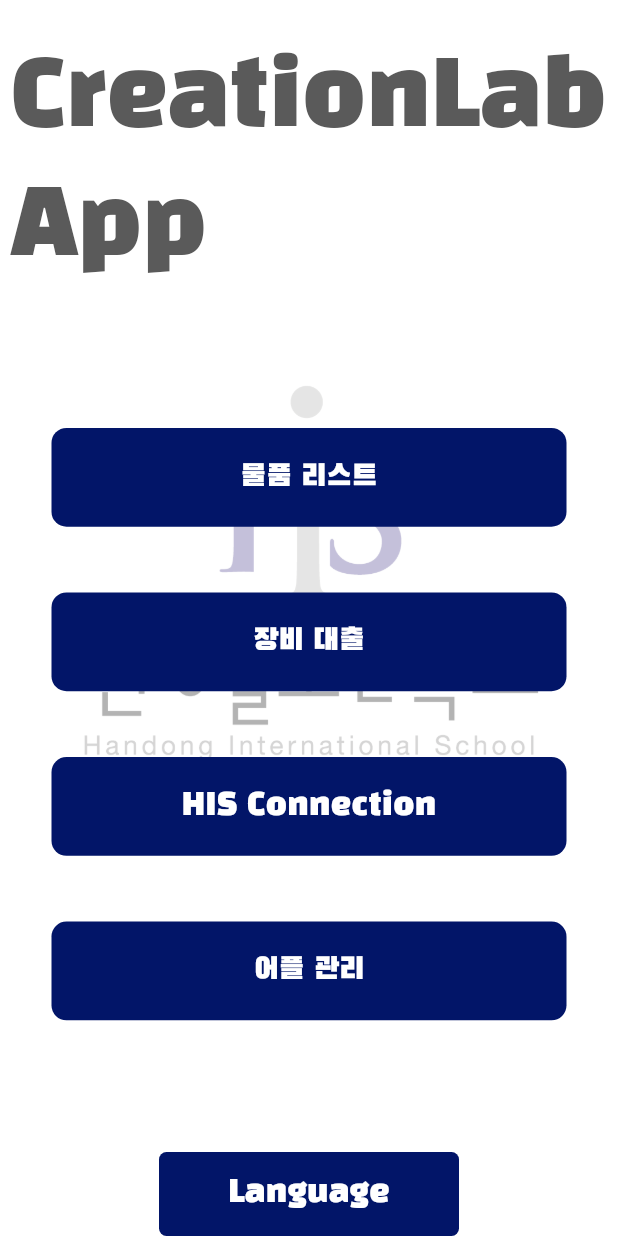
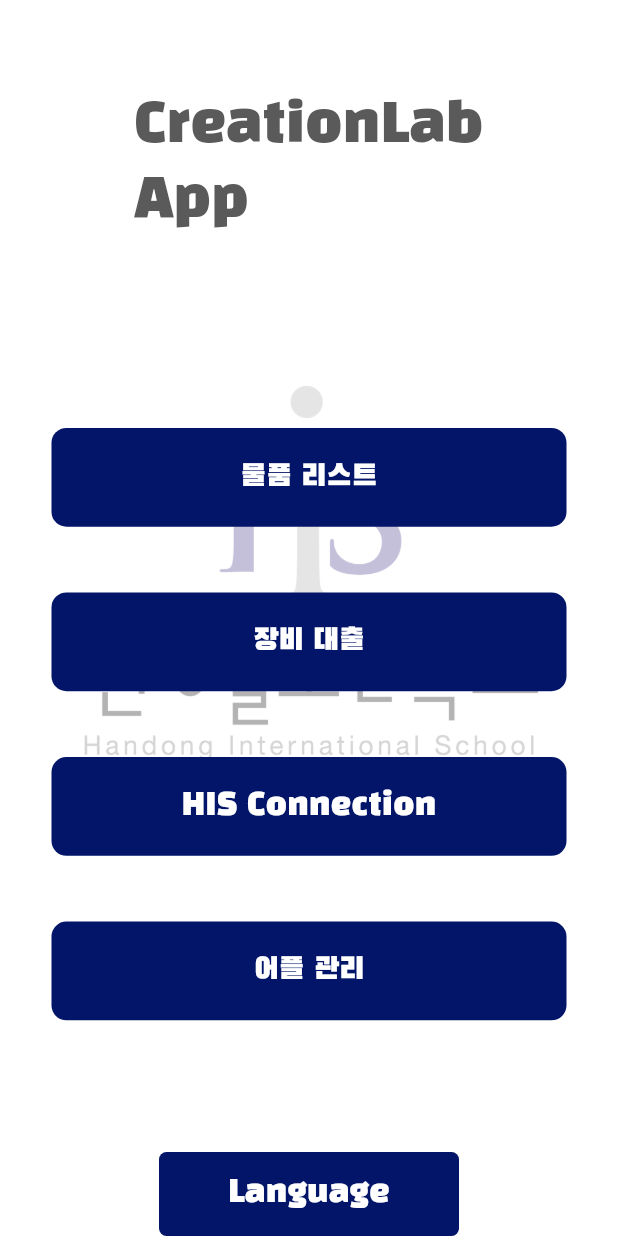
Before and after one commit to taetkyle/Handong_Creation_Lab_APP, a Flutter app: the screen it shows after launch, on a phone screen of 412 x 824 dp. Run offline on Flutter 3.47's test engine with Material 3 defaults, Android fonts, the phone set to English and light mode, and no system bars; our stand-ins replace cloud_firestore, firebase_core, get; missing offline and left inert: dart:html, dart:js; accounts and stored records are empty.

Commit message:
size fixation

```diff
--- a/Front/creationlab_app_front/lib/pages/homepage.dart
+++ b/Front/creationlab_app_front/lib/pages/homepage.dart
@@ -303,7 +303,7 @@ class _HomepageState extends State<Homepage> {
                       flex: 10,
                       child: Center(
                         child: Text("CreationLab\nApp",
-                            style: (MediaQuery.of(context).size.width > 350)
+                            style: (MediaQuery.of(context).size.width > 430)
                                 ? const TextStyle(
                                     color: Color.fromARGB(255, 90, 90, 90),
                                     fontFamily: "KoreanFont",
@@ -312,7 +312,7 @@ class _HomepageState extends State<Homepage> {
                                 : const TextStyle(
                                     color: Color.fromARGB(255, 90, 90, 90),
                                     fontFamily: "KoreanFont",
-                                    fontSize: 50,
+                                    fontSize: 35,
                                   )),
                       )),
                   const Expanded(flex: 3, child: SizedBox()),
@@ -450,8 +450,7 @@ class _HomepageState extends State<Homepage> {
                                 ),
                               ),
                               onTap: () {
-                                // Get.to(() => administer_varify());
-                                print(MediaQuery.of(context).size.width);
+                                Get.to(() => administer_varify());
                               },
                             ),
                           ),
```
Also changed, not shown: 1 other file.
